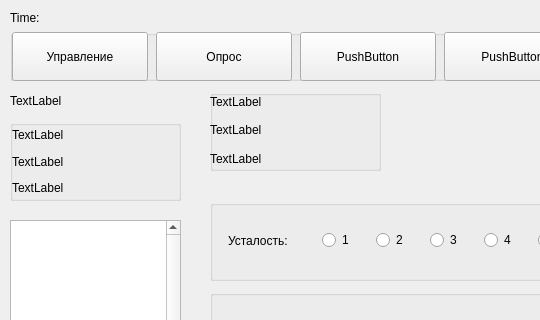
MikhaMos/Diplom, file Diplom/Gui.ui: the form before one commit; both pictures show x 0 to 540 and y 0 to 320 of the 880 by 670 pixel window.
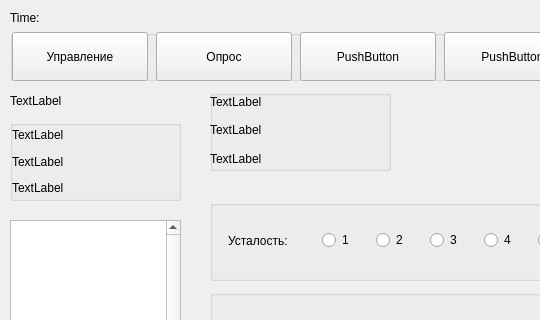
The form after the commit. The open tabs and pages were chosen to show the change.

```diff
--- a/Diplom/Gui.ui
+++ b/Diplom/Gui.ui
@@ -486,7 +486,7 @@
        <rect>
         <x>10</x>
         <y>10</y>
-        <width>171</width>
+        <width>181</width>
         <height>81</height>
        </rect>
       </property>
@@ -498,7 +498,7 @@
         <rect>
          <x>0</x>
          <y>0</y>
-         <width>171</width>
+         <width>181</width>
          <height>80</height>
         </rect>
        </property>
```
Left out of the diff: 4 changed lines with no effect on the pictures.
